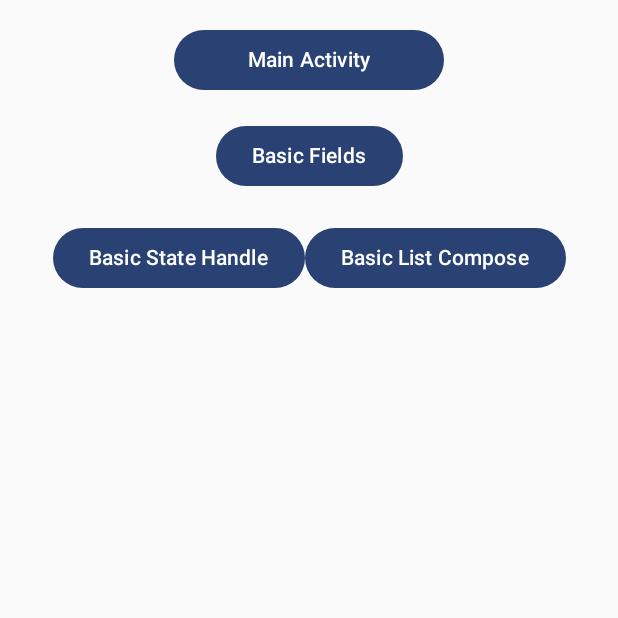
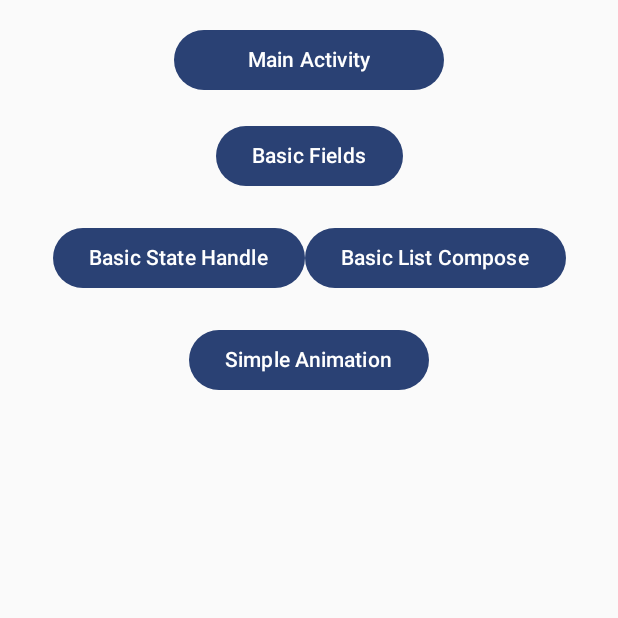
Before and after one commit to Tirth-p/ComposePracticeDemoApp, an Android app built with Jetpack Compose: the screen it shows after launch (HomeScreen), on a phone screen of 412 x 824 dp, the top half of it. Run offline under Robolectric (Android 15) with nearby library versions, the light colour scheme and no system bars; our stand-ins replace constraintlayout-compose.

Commit message:
- Jetpack Compose components

```diff
--- a/app/src/main/java/com/example/composepracticedemoapp/HomeScreen.kt
+++ b/app/src/main/java/com/example/composepracticedemoapp/HomeScreen.kt
@@ -39,6 +39,7 @@ fun HomeScreenConstraintLayout() {
         val btnBasicFields = createRefFor("btnBasicFields")
         val btnBasicStateHandle = createRefFor("btnBasicStateHandle")
         val btnListCompose = createRefFor("btnListCompose")
+        val btnSimpleAnimation = createRefFor("btnSimpleAnimation")
 
         constrain(btnMainActivity) {
             top.linkTo(parent.top, margin = 20.dp)
@@ -72,6 +73,11 @@ fun HomeScreenConstraintLayout() {
             height = Dimension.wrapContent
         }
 
+        constrain(btnSimpleAnimation){
+            top.linkTo(btnBasicStateHandle.bottom, margin = 20.dp)
+            start.linkTo(parent.start)
+            end.linkTo(parent.end)
+        }
         createHorizontalChain(btnBasicStateHandle,btnListCompose, chainStyle = ChainStyle.Packed)
     }
     ConstraintLayout(constraints, modifier = Modifier.fillMaxSize()) {
@@ -111,6 +117,15 @@ fun HomeScreenConstraintLayout() {
         ) {
             Text(text = "Basic List Compose")
         }
+        Button(
+            onClick = {
+                context.startActivity(Intent(context, SimpleAnimation::class.java))
+            },
+            modifier = Modifier
+                .layoutId("btnSimpleAnimation")
+        ) {
+            Text(text = "Simple Animation")
+        }
     }
 }
 
--- a/app/src/main/res/values/strings.xml
+++ b/app/src/main/res/values/strings.xml
@@ -1,7 +1,9 @@
 <resources>
     <string name="app_name">ComposePracticeDemoApp</string>
+    <string name="main_activity">MainActivity</string>
     <string name="title_activity_basic_state_handle">BasicStateHandle</string>
     <string name="title_activity_basic_fields">BasicFields</string>
     <string name="title_activity_list_compose">ListCompose</string>
     <string name="title_activity_home_screen">HomeScreen</string>
+    <string name="title_activity_simple_animation">SimpleAnimation</string>
 </resources>
```
Also changed, not shown: app/src/main/AndroidManifest.xml (+11 -6 lines), app/src/main/java/com/example/composepracticedemoapp/SimpleAnimation.kt (added, +112 -0 lines).
